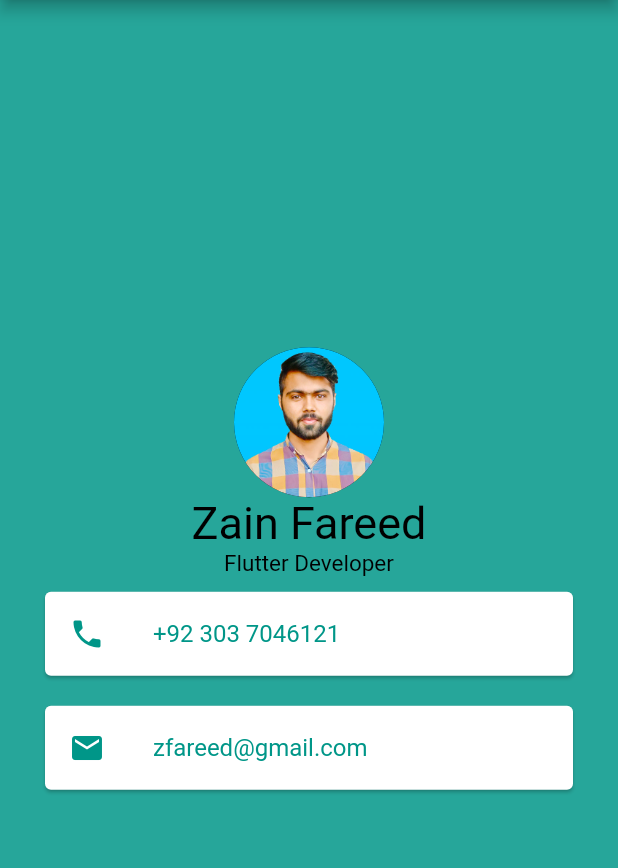
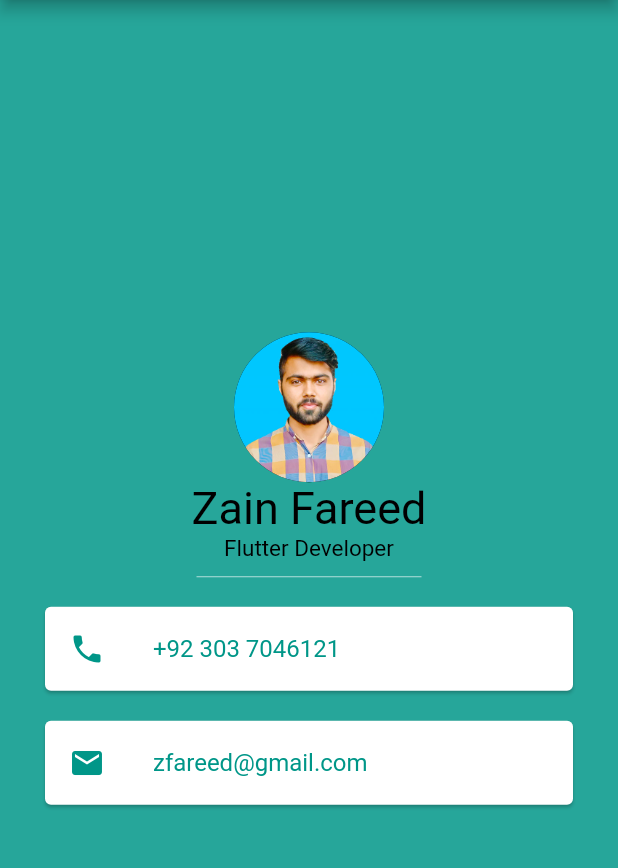
Before and after one commit to zfareed/flutter_mi_card, a Flutter app: the screen it shows after launch, on a phone screen of 412 x 824 dp, the part 84-952 px from its top. Run offline on Flutter 3.47's test engine with Material 2 defaults, Android fonts, the phone set to English and light mode, and no system bars.

Commit message:
column center and divider line

```diff
--- a/lib/main.dart
+++ b/lib/main.dart
@@ -15,10 +15,9 @@ class MyApp extends StatelessWidget {
         title: Text('MI Card'),
         backgroundColor: Colors.teal,
       ),
-      body: Center(
-        child: Container(
+      body: Container(
         child: Column(
-            mainAxisSize: MainAxisSize.min,
+          mainAxisAlignment: MainAxisAlignment.center,
           children: [
             CircleAvatar(
               radius: 50.0,
@@ -27,6 +26,13 @@ class MyApp extends StatelessWidget {
             ),
             Text('Zain Fareed',style: TextStyle(color: Colors.black,fontSize: 30.0,fontStyle: FontStyle.normal)),
             Text('Flutter Developer', style: TextStyle(color: Colors.black, fontSize: 15.0)),
+            SizedBox(
+              height: 20.0,
+              width: 150.0,
+              child: Divider(
+                color: Colors.teal.shade100,
+              ),
+            ),
             Card(
               margin: EdgeInsets.symmetric(vertical: 10.0, horizontal: 30.0),
               color: Colors.white,
@@ -51,7 +57,6 @@ class MyApp extends StatelessWidget {
         ),
       ),
       ),
-      ),
     );
   }
 }
```
Lines whose indentation alone changed are shown as unchanged.
